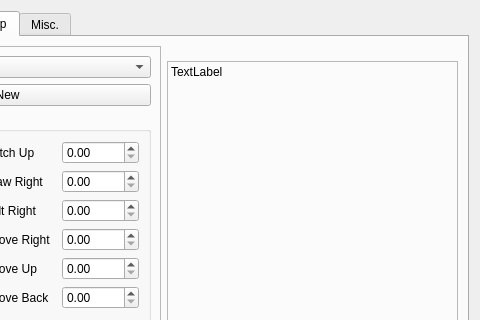
Old version of the form branches/michal/src/qt_gui/ltr.ui in the repository uglyDwarf/linuxtrack; both pictures show x 283 to 763 and y 0 to 320 of the 763 by 627 pixel window.
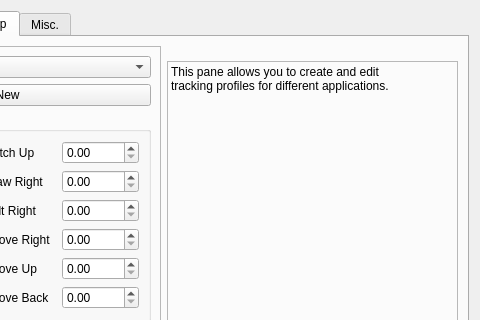
New version of the form. The open tabs and pages were chosen to show the change. Icons and pictures are not drawn.

Commit message: Restructuring code handling application profiles. POC working, sens. curves go next.

Diff of the .ui file:
```diff
--- a/branches/michal/src/qt_gui/ltr.ui
+++ b/branches/michal/src/qt_gui/ltr.ui
@@ -1686,7 +1686,8 @@
             <enum>QFrame::StyledPanel</enum>
            </property>
            <property name="text">
-            <string>TextLabel</string>
+            <string>This pane allows you to create and edit
+tracking profiles for different applications.</string>
            </property>
            <property name="alignment">
             <set>Qt::AlignLeading|Qt::AlignLeft|Qt::AlignTop</set>
```
The commit also changes 21 other files.
